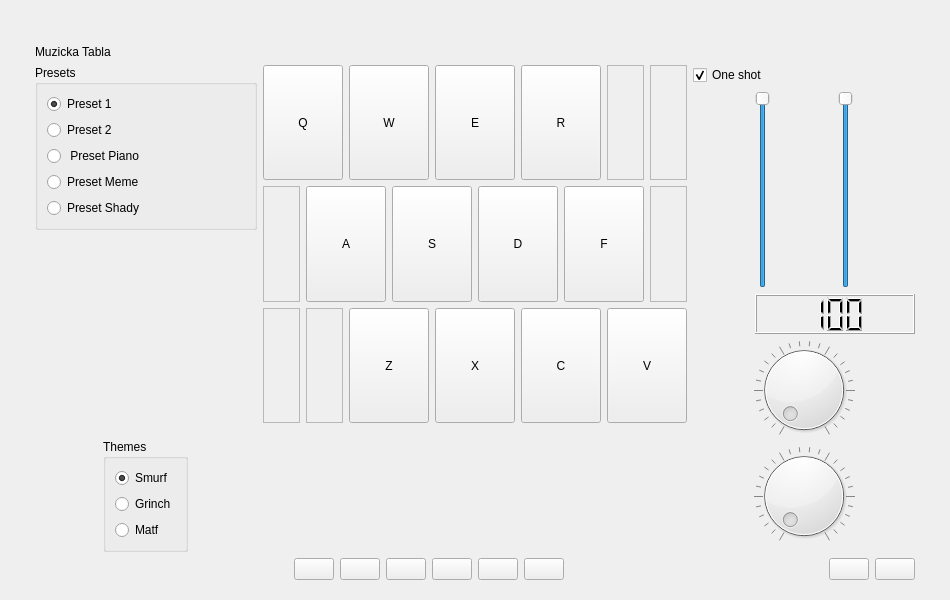
goldengun1/Music_Board, file src/mainwindow.ui: the form before one commit.
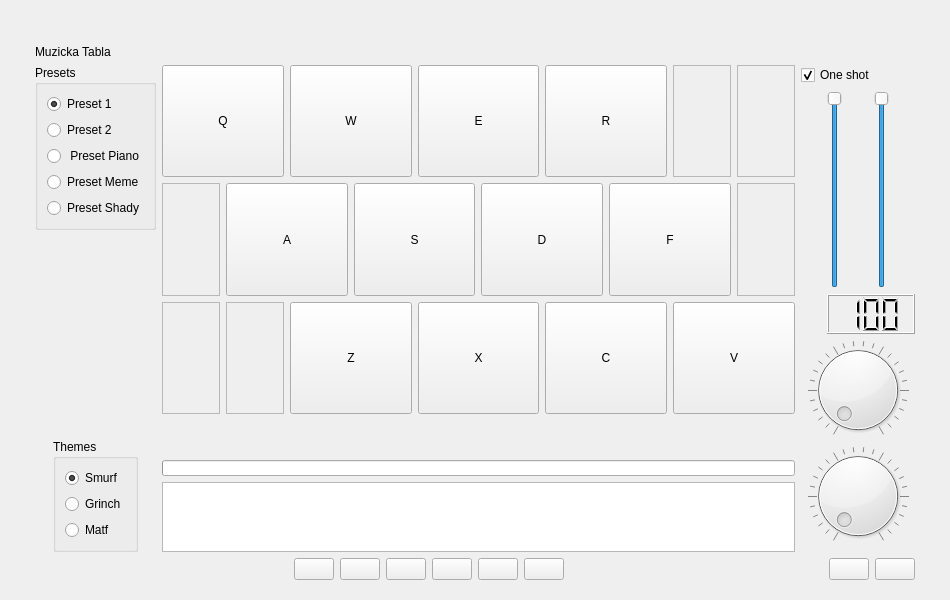
The form after the commit. Icons and pictures are not drawn. Custom widgets are drawn as their Qt base class.

Patch:
```diff
--- a/src/mainwindow.ui
+++ b/src/mainwindow.ui
@@ -441,9 +441,8 @@
       </spacer>
      </item>
      <item>
-      <layout class="QHBoxLayout" name="horizontalLayout_4">
+      <layout class="QVBoxLayout" name="verticalLayout_5">
        <item>
-        <widget class="QGraphicsView" name="gvTimeline"/>
         <widget class="QProgressBar" name="progressBar">
          <property name="enabled">
           <bool>true</bool>
@@ -462,6 +461,9 @@
          </property>
         </widget>
        </item>
+       <item>
+        <widget class="QGraphicsView" name="gvTimeline"/>
+       </item>
       </layout>
      </item>
     </layout>
```
